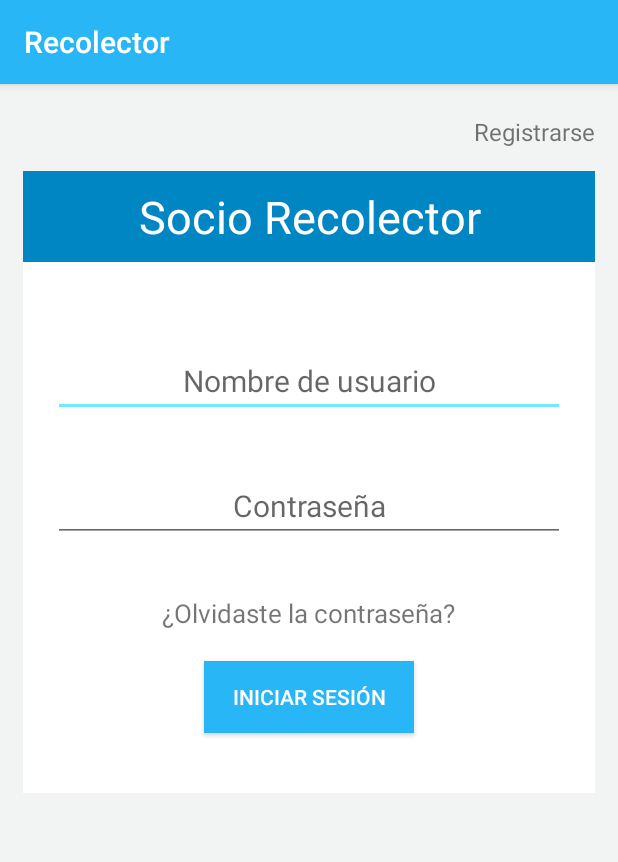
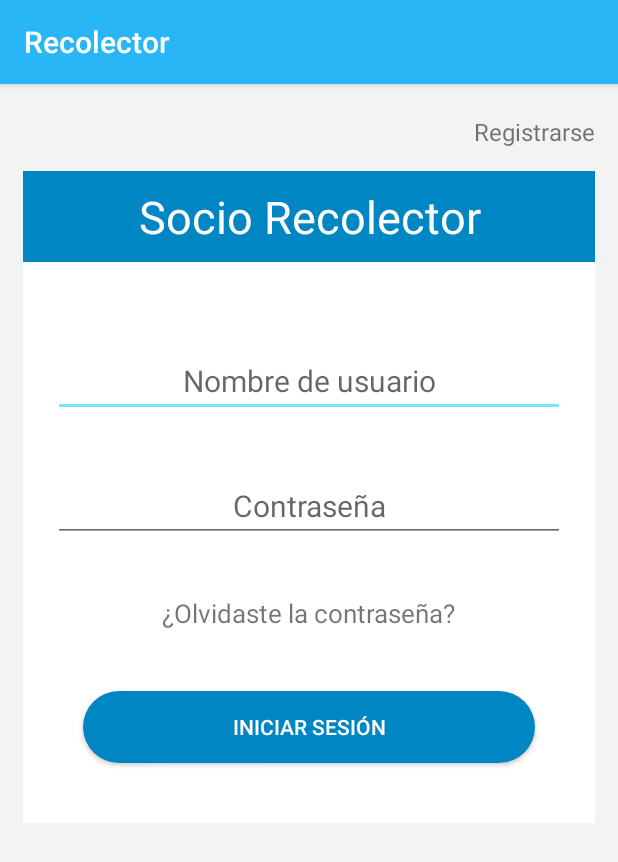
Before and after one commit to equipo2ua/Recolector, an Android app: the screen it shows after launch (IniciarSesion), on a phone screen of 412 x 824 dp. Shown: the top 862 px of the screen. Run offline under Robolectric (Android 15) with nearby library versions, the phone set to English and light mode, and no system bars.

Commit message:
Rediseño de Boton

```diff
--- a/app/src/main/java/com/example/recolector/IniciarSesion.java
+++ b/app/src/main/java/com/example/recolector/IniciarSesion.java
@@ -116,8 +116,8 @@
                                     Toast.makeText(IniciarSesion.this,"funciona",Toast.LENGTH_LONG).show();
 
 
-                                Intent ir_a_inicio = new Intent(IniciarSesion.this,Inicio.class);
-                                startActivity(ir_a_inicio);
+                               // Intent ir_a_inicio = new Intent(IniciarSesion.this,Inicio.class);
+                                //startActivity(ir_a_inicio);
 
                              }
                          }
--- /dev/null
+++ b/app/src/main/res/drawable/bg_ripple.xml
@@ -0,0 +1,7 @@
+<?xml version="1.0" encoding="utf-8"?>
+<shape xmlns:android="http://schemas.android.com/apk/res/android">
+
+        <corners android:radius="150dp"></corners>
+        <solid android:color="@color/primaryDarkColor" />
+
+</shape>
--- /dev/null
+++ b/app/src/main/res/drawable/btn_primary.xml
@@ -0,0 +1,5 @@
+<?xml version="1.0" encoding="utf-8"?>
+<ripple xmlns:android="http://schemas.android.com/apk/res/android"
+    android:color="@color/primaryLightColor">
+    <item android:drawable="@drawable/bg_ripple"></item>
+</ripple>
--- /dev/null
+++ b/app/src/main/res/drawable/text_button.xml
@@ -0,0 +1,5 @@
+<?xml version="1.0" encoding="utf-8"?>
+<selector xmlns:android="http://schemas.android.com/apk/res/android">
+    <item android:state_pressed="true" android:color="@color/primaryDarkColor"/>
+    <item android:state_pressed="false" android:color="#fff"></item>
+</selector>
--- a/app/src/main/res/layout/iniciar_sesion_recolector.xml
+++ b/app/src/main/res/layout/iniciar_sesion_recolector.xml
@@ -87,13 +87,13 @@
 
             <Button
                 android:id="@+id/IS_iniciarSesionButton"
-                android:layout_width="140dp"
+                android:layout_width="match_parent"
                 android:layout_height="wrap_content"
-                android:layout_marginTop="20dp"
-                android:background="@color/primaryColor"
+                android:layout_margin="40dp"
+                android:background="@drawable/btn_primary"
                 android:text="Iniciar sesión"
-                android:layout_marginBottom="40dp"
-                android:textColor="@android:color/background_light" />
+                android:textColor="@drawable/text_button"
+                android:shadowRadius="@android:integer/config_longAnimTime"/>
 
 
         </LinearLayout>
```
